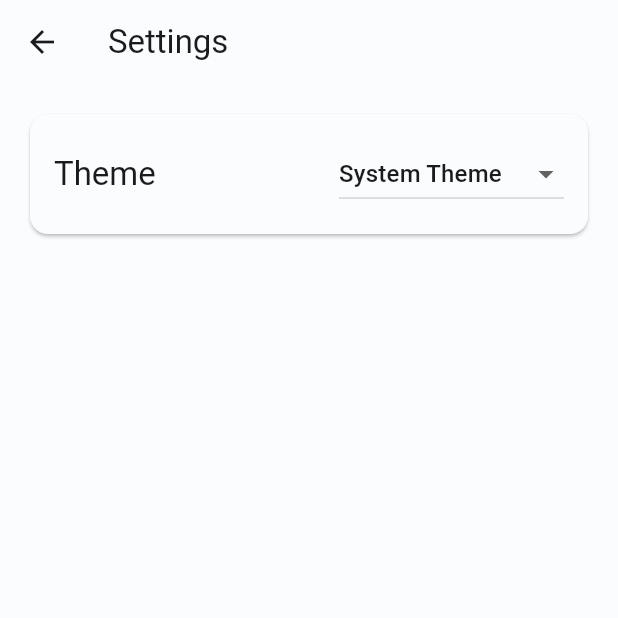
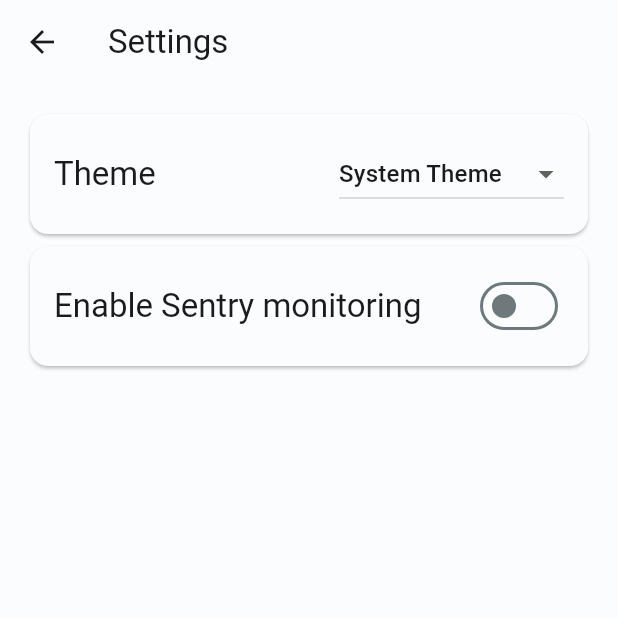
Before and after one commit to dhzdhd/SyncVault, a Flutter app: the screen it shows after launch, after a tap on the "settings" icon, on a phone screen of 412 x 824 dp, the top half of it. Run offline on Flutter 3.47's test engine with Material 2 defaults, Android fonts, the phone set to English and light mode, and no system bars; our stand-ins replace dio, file_picker, flutter_hooks, flutter_svg, fpdart, freezed_annotation and 5 more; missing offline and left inert: flutter_web_auth_2, system_tray; accounts and stored records are empty; generated files the repository leaves out were written again.

Commit message:
Add enable Sentry setting

```diff
--- a/lib/main.dart
+++ b/lib/main.dart
@@ -49,6 +49,8 @@ void main() async {
   await Hive.initFlutter();
   await Hive.openBox('vault');
 
+  final settings = SettingsNotifier.init();
+  if (settings.isSentryEnabled) {
     await SentryFlutter.init(
       (options) {
         options.dsn =
@@ -56,9 +58,10 @@ void main() async {
         options.tracesSampleRate = 1.0;
       },
       appRunner: () => runApp(
-      ProviderScope(
-        child: MyApp(settingsController: settingsController),
-      ),
+        ProviderScope(child: MyApp(settingsController: settingsController)),
       ),
     );
+  } else {
+    runApp(ProviderScope(child: MyApp(settingsController: settingsController)));
   }
+}
--- a/lib/src/settings/controllers/settings_controller.dart
+++ b/lib/src/settings/controllers/settings_controller.dart
@@ -1,6 +1,47 @@
+import 'dart:convert';
+
 import 'package:flutter/material.dart';
+import 'package:fpdart/fpdart.dart';
+import 'package:hive/hive.dart';
+import 'package:hooks_riverpod/hooks_riverpod.dart';
+import 'package:syncvault/src/settings/models/settings_model.dart';
 
 import '../services/settings_service.dart';
+
+final settingsProvider =
+    StateNotifierProvider<SettingsNotifier, SettingsModel>((ref) {
+  return SettingsNotifier(ref);
+});
+
+class SettingsNotifier extends StateNotifier<SettingsModel> {
+  SettingsNotifier(this.ref) : super(init());
+
+  late final StateNotifierProviderRef<SettingsNotifier, SettingsModel> ref;
+
+  static SettingsModel init() {
+    final Map<String, dynamic> raw = jsonDecode(
+      Hive.box('vault').get(
+        'settings',
+        defaultValue: jsonEncode(
+          const SettingsModel(
+            isSentryEnabled: false,
+          ).toJson(),
+        ),
+      ),
+    );
+
+    return SettingsModel.fromJson(raw);
+  }
+
+  void setSentry(Option<bool> choice) {
+    state = state.copyWith(
+      isSentryEnabled: choice.match(
+        () => !state.isSentryEnabled,
+        (t) => t,
+      ),
+    );
+  }
+}
 
 class SettingsController with ChangeNotifier {
   SettingsController(this._settingsService);
--- a/lib/src/settings/views/settings_view.dart
+++ b/lib/src/settings/views/settings_view.dart
@@ -1,8 +1,10 @@
 import 'package:flutter/material.dart';
+import 'package:fpdart/fpdart.dart';
+import 'package:hooks_riverpod/hooks_riverpod.dart';
 
 import '../controllers/settings_controller.dart';
 
-class SettingsView extends StatelessWidget {
+class SettingsView extends ConsumerWidget {
   const SettingsView({super.key, required this.controller});
 
   static const routeName = '/settings';
@@ -10,14 +12,19 @@ class SettingsView extends StatelessWidget {
   final SettingsController controller;
 
   @override
-  Widget build(BuildContext context) {
+  Widget build(BuildContext context, WidgetRef ref) {
+    final settings = ref.watch(settingsProvider);
+    final settingsNotifier = ref.watch(settingsProvider.notifier);
+
     return Scaffold(
       appBar: AppBar(
         title: const Text('Settings'),
       ),
       body: Padding(
         padding: const EdgeInsets.all(16),
-        child: Card(
+        child: ListView(
+          children: [
+            Card(
               child: Padding(
                 padding: const EdgeInsets.all(16.0),
                 child: Row(
@@ -54,6 +61,32 @@ class SettingsView extends StatelessWidget {
                 ),
               ),
             ),
+            Card(
+              child: Padding(
+                padding: const EdgeInsets.all(16.0),
+                child: Column(
+                  children: [
+                    Row(
+                      mainAxisAlignment: MainAxisAlignment.spaceBetween,
+                      children: [
+                        Text(
+                          'Enable Sentry monitoring',
+                          style: Theme.of(context).textTheme.titleLarge,
+                        ),
+                        Switch(
+                          value: settings.isSentryEnabled,
+                          onChanged: (val) {
+                            settingsNotifier.setSentry(none());
+                          },
+                        )
+                      ],
+                    )
+                  ],
+                ),
+              ),
+            )
+          ],
+        ),
       ),
     );
   }
```
Also changed, not shown: lib/src/settings/models/settings_model.dart (added, +17 -0 lines), lib/src/settings/models/settings_model.freezed.dart (added), lib/src/settings/models/settings_model.g.dart (added). Lines whose indentation alone changed are shown as unchanged.
